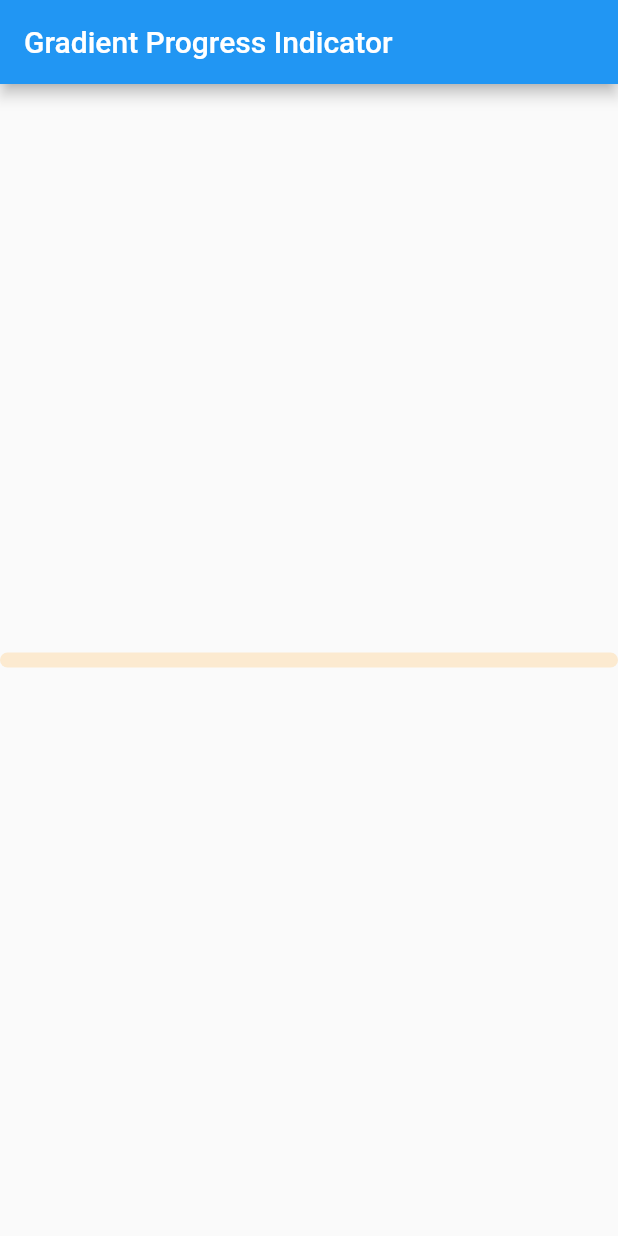
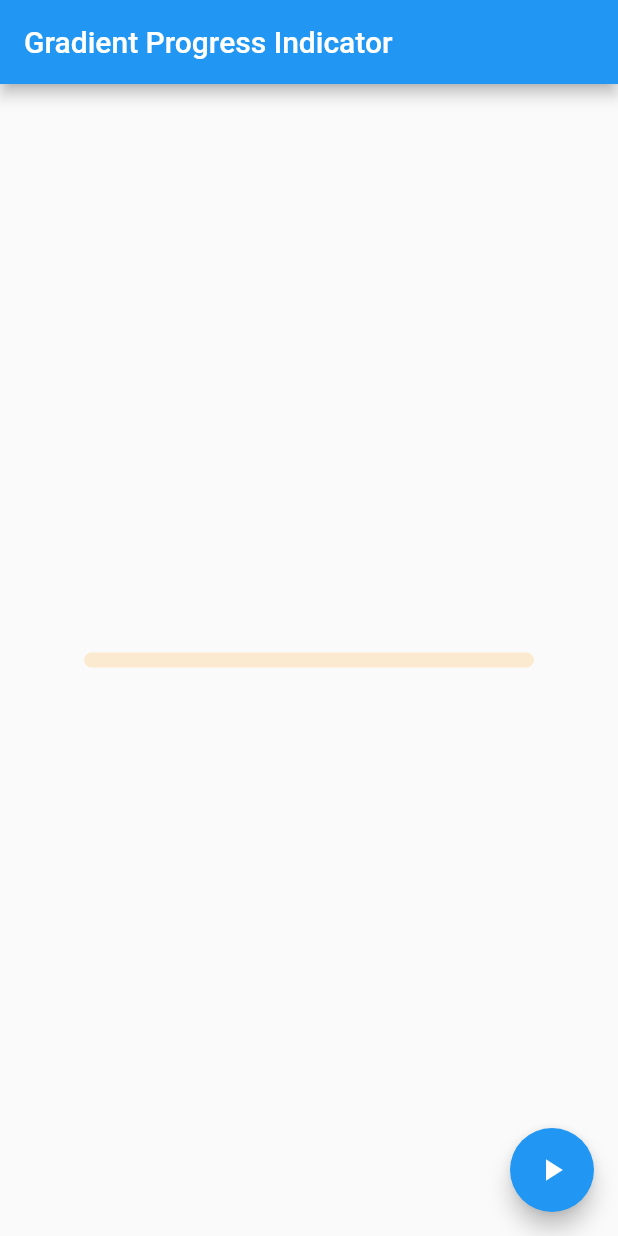
Before and after one commit to gsioteam/gradient_progress_bar, a Flutter app: the screen it shows after launch, on a phone screen of 412 x 824 dp. Run offline on Flutter 3.47's test engine with Material 2 defaults, Android fonts, the phone set to English and light mode, and no system bars.

Commit message:
Updated version with set value on button click

```diff
--- a/example/lib/main.dart
+++ b/example/lib/main.dart
@@ -7,6 +7,7 @@ void main() {
 
 class MyApp extends StatelessWidget {
   const MyApp({Key? key}) : super(key: key);
+
   // Demo of gradient_progress_bar
   @override
   Widget build(BuildContext context) {
@@ -30,6 +31,13 @@ class MyHomePage extends StatefulWidget {
 }
 
 class _MyHomePageState extends State<MyHomePage> {
+  double value = 0.0;
+
+  @override
+  void initState() {
+    super.initState();
+  }
+
   @override
   Widget build(BuildContext context) {
     return Scaffold(
@@ -37,20 +45,30 @@ class _MyHomePageState extends State<MyHomePage> {
         title: Text(widget.title),
       ),
       body: Center(
+          child: SizedBox(
+        width: 300,
         child: Column(
           mainAxisAlignment: MainAxisAlignment.center,
-          children: const <Widget>[
-            GradientProgressIndicator([
+          children: <Widget>[
+            GradientProgressIndicator(const [
               Color(0xffF68270),
               Color(0xffF1C358),
               Color(0xffEFDE62),
               Color(0xffE5F3BE),
               Color(0xffCDE8F1),
               Color(0xffDDC5EE),
-              Color(0xffF2E0F9),
-            ], 0.6)
+              Color(0xffF2E300),
+            ], value)
           ],
         ),
+      )),
+      floatingActionButton: FloatingActionButton(
+        child: const Icon(Icons.play_arrow),
+        onPressed: () {
+          setState(() {
+            value = 0.7;
+          });
+        },
       ),
     );
   }
--- a/lib/gradient_progress_bar.dart
+++ b/lib/gradient_progress_bar.dart
@@ -7,12 +7,10 @@ class GradientProgressIndicator extends StatefulWidget {
 
   final double value;
 
-  const GradientProgressIndicator(this.colors, this.value, {Key? key})
-      : super(key: key);
+  const GradientProgressIndicator(this.colors, this.value, {Key? key}) : super(key: key);
 
   @override
-  _GradientProgressIndicatorState createState() =>
-      _GradientProgressIndicatorState();
+  _GradientProgressIndicatorState createState() => _GradientProgressIndicatorState();
 }
 
 class _GradientProgressIndicatorState extends State<GradientProgressIndicator> {
@@ -41,7 +39,8 @@ class _GradientProgressIndicatorState extends State<GradientProgressIndicator> {
           child: Row(
             children: [
               AnimatedContainer(
-                duration: const Duration(milliseconds: 250),
+                curve: Curves.linear,
+                duration: const Duration(seconds: 1),
                 width: widthToApply,
                 child: ClipRRect(
                   borderRadius: const BorderRadius.all(Radius.circular(50.0)),
@@ -80,8 +79,7 @@ class _GradientProgressInternal extends StatelessWidget {
         width: double.infinity,
         height: _kLinearProgressIndicatorHeight,
       ),
-      decoration:
-          BoxDecoration(gradient: LinearGradient(colors: colorsToApply)),
+      decoration: BoxDecoration(gradient: LinearGradient(colors: colorsToApply)),
     );
   }
 }
--- a/pubspec.yaml
+++ b/pubspec.yaml
@@ -1,10 +1,9 @@
 name: gradient_progress_bar
 description: Customizable Gradient progress indicator
-homepage: https://github.com/urvashikharecha/gradient_progress_bar
+homepage: https://github.com/urvashik-7span/gradient_progress_bar
 # The following line prevents the package from being accidentally published to
 # pub.dev using `flutter pub publish`. This is preferred for private packages.
-publish_to: https://github.com/urvashikharecha/gradient_progress_bar
-version: 0.0.1
+version: 1.0.1
 
 
 environment:
```
Also changed, not shown: 2 other files.
